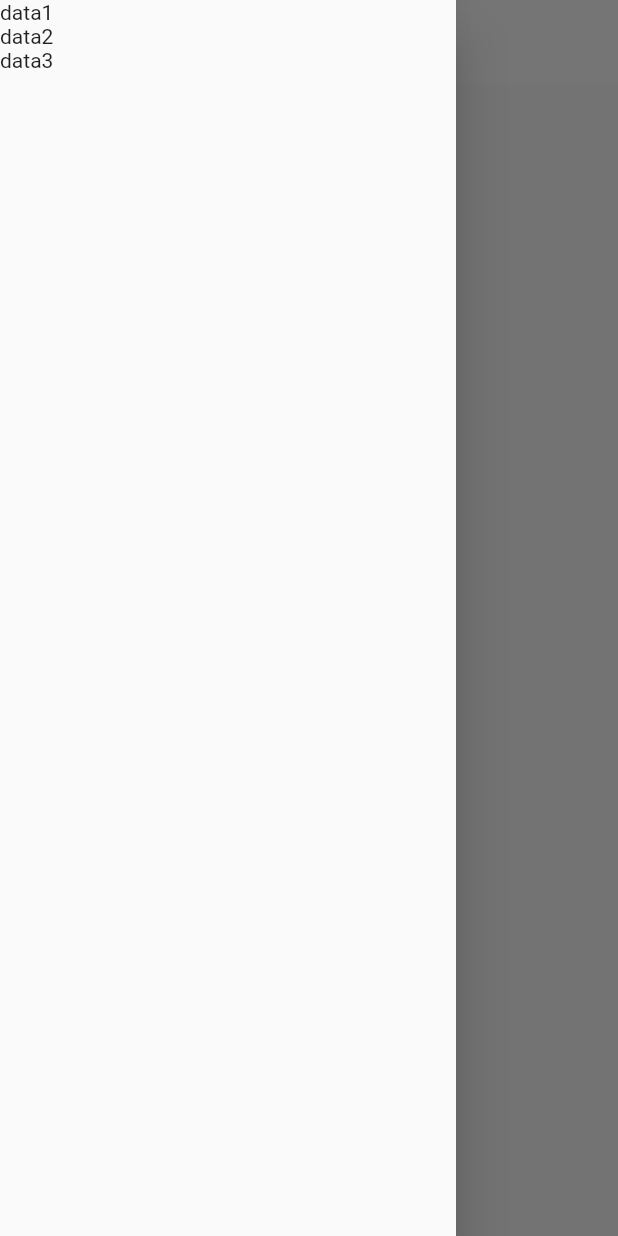
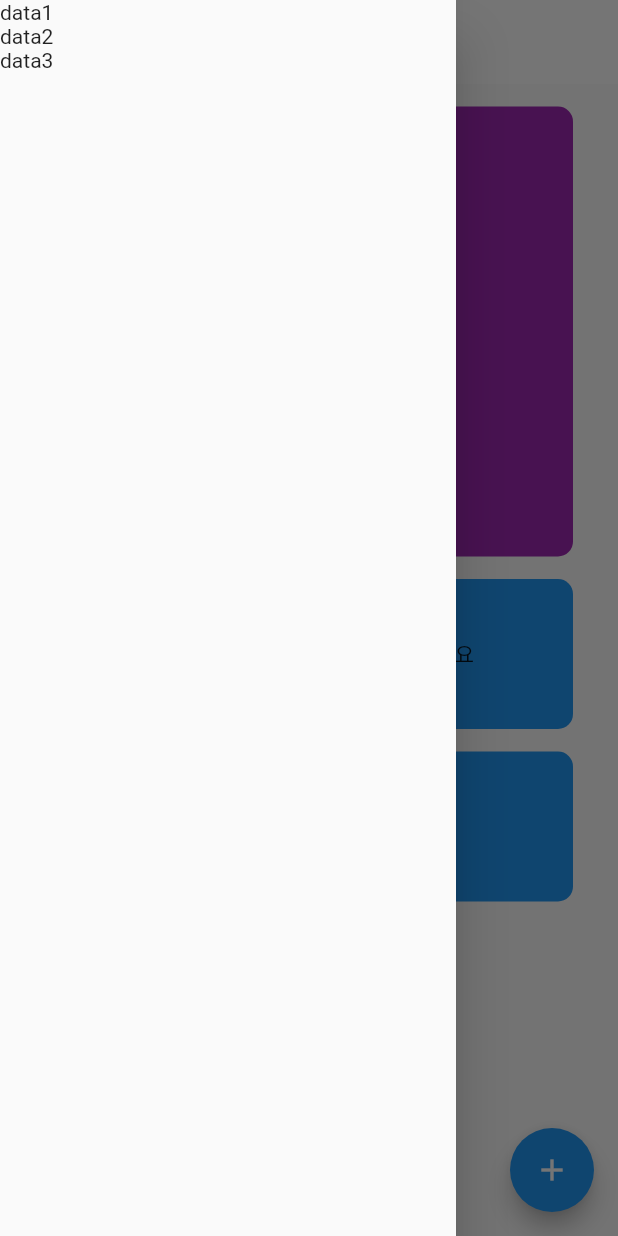
Before and after one commit to yujin9747/Schedule_management, a Flutter app: the Home screen opened directly, with the side drawer open, on a phone screen of 412 x 824 dp. Run offline on Flutter 3.47's test engine with Material 2 defaults, Android fonts, the phone set to English and light mode, and no system bars; drawn by our look-alikes of percent_indicator; our stand-ins replace card_swiper, cloud_firestore, firebase_auth, firebase_core, flutter_form_builder, form_builder_validators and 3 more; accounts and stored records are empty.

Commit message:
Update Home.dart
Add Percentage and Card

```diff
--- a/lib/Home.dart
+++ b/lib/Home.dart
@@ -7,6 +7,9 @@ Things to be done.
 
 import 'package:flutter/material.dart';
 import 'package:intl/intl.dart';
+import 'package:jiffy/jiffy.dart';
+import 'package:percent_indicator/circular_percent_indicator.dart';
+import 'package:scheduling/Recharge.dart';
 
 DateTime now = DateTime.now();
 
@@ -50,6 +53,110 @@ class _Home extends State<Home>{
           ],
         ),
       ),
+
+      floatingActionButton: FloatingActionButton(
+        child: Icon(Icons.add),
+        heroTag: 'addSchedule',
+        onPressed: () {
+          Navigator.pushNamed(context, '/addSchedule');
+        },
+      ),
+
+      body: ListView(
+        children: [
+          Padding(
+            padding: EdgeInsets.only(left: 30, right: 30, top: 15,),
+            child: Container(
+              width: 50,
+              height: 300,
+              decoration: BoxDecoration(
+                borderRadius: BorderRadius.circular(10),
+                color: Colors.purple,
+              ),
+              child: Column(
+                children: [
+                  Padding(
+                    padding: EdgeInsets.only(top: 18,),
+                    child: CircularPercentIndicator(
+                      radius: 95.0,
+                      lineWidth: 15.0,
+                      percent: 0.8,
+                      center: Text(
+                        "80%",
+                        style: TextStyle(
+                          fontWeight: FontWeight.bold,
+                          color: Colors.white,
+                          fontSize: 40,
+                        ),
+                      ),
+                      progressColor: Colors.white,
+                    ),
+                  ),
+                  Align(
+                    alignment: Alignment.bottomLeft,
+                    child: Padding(
+                      padding: EdgeInsets.only(top: 20, left: 20,),
+                      child: Text("data"),
+                    ),
+                  ),
+                  Align(
+                    alignment: Alignment.bottomLeft,
+                    child: Padding(
+                      padding: EdgeInsets.only(top: 10, left: 20,),
+                      child: Text("data"),
+                    ),
+                  ),
+                ],
+              ),
+            ),
+          ),
+          InkWell(
+            child: Padding(
+              padding: EdgeInsets.only(left: 30, right: 30, top: 15,),
+              child: Container(
+                width: 50,
+                height: 100,
+                decoration: BoxDecoration(
+                  borderRadius: BorderRadius.circular(10),
+                  color: Colors.blue,
+                ),
+                child: Center(
+                    child: Padding(
+                      padding: EdgeInsets.only(),
+                      child: Text("아직 내일의 일정이 등록되지 않았어요"),
+                    ),
+                  ),
+                ),
+              ),
+            onTap: (){
+              Navigator.pushNamed(context, '/addSchedule');
+            },
+          ),
+          InkWell(
+            child: Padding(
+              padding: EdgeInsets.only(left: 30, right: 30, top: 15,),
+              child: Container(
+                width: 50,
+                height: 100,
+                decoration: BoxDecoration(
+                  borderRadius: BorderRadius.circular(10),
+                  color: Colors.blue,
+                ),
+                child: Center(
+                  child: Padding(
+                    padding: EdgeInsets.only(),
+                    child: Text("쉼 계획하기"),
+                  ),
+                ),
+              ),
+            ),
+            onTap: (){
+              Navigator.pushNamed(context, '/recharge');
+            },
+          ),
+        ],
+      ),
+
     );
   }
 
```
